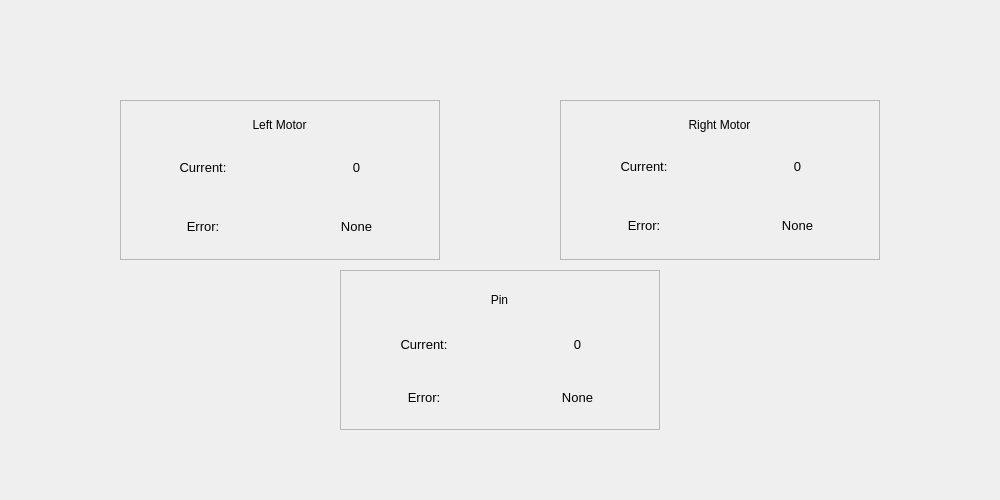
First picture: the form in amr_v4_qt/src/motor_screen.ui, repository ColinSmith14/agv_gui, before the edit.
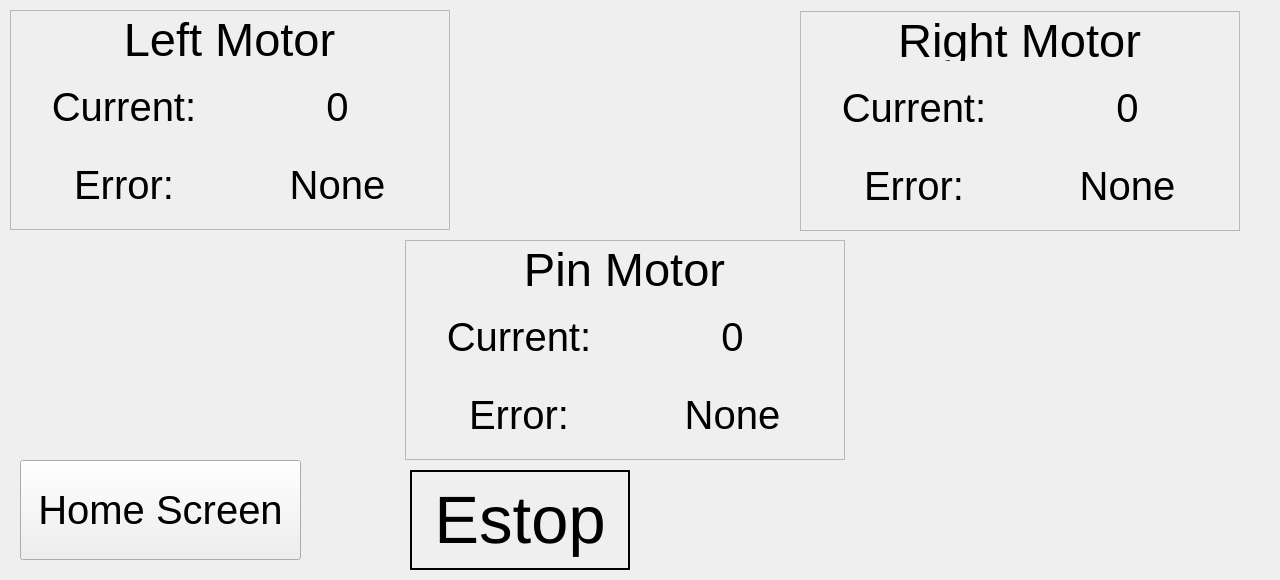
Second picture: the form after the edit. Icons and pictures are not drawn.

```diff
--- a/amr_v4_qt/src/motor_screen.ui
+++ b/amr_v4_qt/src/motor_screen.ui
@@ -6,20 +6,51 @@
    <rect>
     <x>0</x>
     <y>0</y>
-    <width>1000</width>
-    <height>500</height>
+    <width>1280</width>
+    <height>580</height>
    </rect>
   </property>
   <property name="windowTitle">
    <string>Form</string>
   </property>
+  <widget class="QLabel" name="fisherLogo">
+   <property name="geometry">
+    <rect>
+     <x>800</x>
+     <y>470</y>
+     <width>420</width>
+     <height>100</height>
+    </rect>
+   </property>
+   <property name="sizePolicy">
+    <sizepolicy hsizetype="Fixed" vsizetype="Fixed">
+     <horstretch>0</horstretch>
+     <verstretch>0</verstretch>
+    </sizepolicy>
+   </property>
+   <property name="frameShape">
+    <enum>QFrame::NoFrame</enum>
+   </property>
+   <property name="text">
+    <string/>
+   </property>
+   <property name="pixmap">
+    <pixmap>../../../.designer/assets/fisher_logo.png</pixmap>
+   </property>
+   <property name="scaledContents">
+    <bool>true</bool>
+   </property>
+   <property name="alignment">
+    <set>Qt::AlignCenter</set>
+   </property>
+  </widget>
   <widget class="QFrame" name="leftMotorFrame">
    <property name="geometry">
     <rect>
-     <x>120</x>
-     <y>100</y>
-     <width>320</width>
-     <height>160</height>
+     <x>10</x>
+     <y>10</y>
+     <width>440</width>
+     <height>220</height>
     </rect>
    </property>
    <property name="frameShape">
@@ -28,18 +59,20 @@
    <property name="frameShadow">
     <enum>QFrame::Raised</enum>
    </property>
-   <property name="lineWidth">
-    <number>4</number>
-   </property>
    <widget class="QLabel" name="leftMotorLabel">
     <property name="geometry">
      <rect>
       <x>9</x>
       <y>9</y>
-      <width>301</width>
-      <height>31</height>
+      <width>421</width>
+      <height>41</height>
      </rect>
     </property>
+    <property name="font">
+     <font>
+      <pointsize>35</pointsize>
+     </font>
+    </property>
     <property name="text">
      <string>Left Motor</string>
     </property>
@@ -50,26 +83,20 @@
    <widget class="QWidget" name="verticalLayoutWidget">
     <property name="geometry">
      <rect>
-      <x>9</x>
-      <y>41</y>
-      <width>301</width>
-      <height>111</height>
+      <x>10</x>
+      <y>60</y>
+      <width>421</width>
+      <height>151</height>
      </rect>
     </property>
     <layout class="QVBoxLayout" name="verticalLayout">
      <item>
-      <layout class="QHBoxLayout" name="horizontalLayout_2">
-       <property name="spacing">
-        <number>6</number>
-       </property>
-       <property name="sizeConstraint">
-        <enum>QLayout::SetNoConstraint</enum>
-       </property>
+      <layout class="QHBoxLayout" name="horizontalLayout_12">
        <item>
         <widget class="QLabel" name="leftMotorCurrentLabel">
          <property name="font">
           <font>
-           <pointsize>10</pointsize>
+           <pointsize>30</pointsize>
           </font>
          </property>
          <property name="text">
@@ -84,7 +111,7 @@
         <widget class="QLabel" name="leftMotorCurrent">
          <property name="font">
           <font>
-           <pointsize>10</pointsize>
+           <pointsize>30</pointsize>
           </font>
          </property>
          <property name="text">
@@ -103,7 +130,7 @@
         <widget class="QLabel" name="leftMotorErrorLabel">
          <property name="font">
           <font>
-           <pointsize>10</pointsize>
+           <pointsize>30</pointsize>
           </font>
          </property>
          <property name="text">
@@ -118,7 +145,7 @@
         <widget class="QLabel" name="leftMotorError">
          <property name="font">
           <font>
-           <pointsize>10</pointsize>
+           <pointsize>30</pointsize>
           </font>
          </property>
          <property name="text">
@@ -137,10 +164,10 @@
   <widget class="QFrame" name="rightMotorFrame">
    <property name="geometry">
     <rect>
-     <x>560</x>
-     <y>100</y>
-     <width>320</width>
-     <height>160</height>
+     <x>800</x>
+     <y>11</y>
+     <width>440</width>
+     <height>220</height>
     </rect>
    </property>
    <property name="frameShape">
@@ -154,10 +181,15 @@
      <rect>
       <x>9</x>
       <y>9</y>
-      <width>301</width>
-      <height>31</height>
+      <width>421</width>
+      <height>41</height>
      </rect>
     </property>
+    <property name="font">
+     <font>
+      <pointsize>35</pointsize>
+     </font>
+    </property>
     <property name="text">
      <string>Right Motor</string>
     </property>
@@ -169,9 +201,9 @@
     <property name="geometry">
      <rect>
       <x>10</x>
-      <y>40</y>
-      <width>301</width>
-      <height>111</height>
+      <y>60</y>
+      <width>421</width>
+      <height>151</height>
      </rect>
     </property>
     <layout class="QVBoxLayout" name="verticalLayout_2">
@@ -181,7 +213,7 @@
         <widget class="QLabel" name="rightMotorCurrentLabel">
          <property name="font">
           <font>
-           <pointsize>10</pointsize>
+           <pointsize>30</pointsize>
           </font>
          </property>
          <property name="text">
@@ -196,7 +228,7 @@
         <widget class="QLabel" name="rightMotorCurrent">
          <property name="font">
           <font>
-           <pointsize>10</pointsize>
+           <pointsize>30</pointsize>
           </font>
          </property>
          <property name="text">
@@ -215,7 +247,7 @@
         <widget class="QLabel" name="rightMotorErrorLabel">
          <property name="font">
           <font>
-           <pointsize>10</pointsize>
+           <pointsize>30</pointsize>
           </font>
          </property>
          <property name="text">
@@ -230,7 +262,7 @@
         <widget class="QLabel" name="rightMotorError">
          <property name="font">
           <font>
-           <pointsize>10</pointsize>
+           <pointsize>30</pointsize>
           </font>
          </property>
          <property name="text">
@@ -249,10 +281,10 @@
   <widget class="QFrame" name="pinFrame">
    <property name="geometry">
     <rect>
-     <x>340</x>
-     <y>270</y>
-     <width>320</width>
-     <height>160</height>
+     <x>405</x>
+     <y>240</y>
+     <width>440</width>
+     <height>220</height>
     </rect>
    </property>
    <property name="frameShape">
@@ -266,12 +298,17 @@
      <rect>
       <x>9</x>
       <y>9</y>
-      <width>301</width>
+      <width>421</width>
       <height>41</height>
      </rect>
     </property>
+    <property name="font">
+     <font>
+      <pointsize>35</pointsize>
+     </font>
+    </property>
     <property name="text">
-     <string>Pin</string>
+     <string>Pin Motor</string>
     </property>
     <property name="alignment">
      <set>Qt::AlignCenter</set>
@@ -281,9 +318,9 @@
     <property name="geometry">
      <rect>
       <x>10</x>
-      <y>50</y>
-      <width>301</width>
-      <height>101</height>
+      <y>60</y>
+      <width>421</width>
+      <height>151</height>
      </rect>
     </property>
     <layout class="QVBoxLayout" name="verticalLayout_4">
@@ -293,7 +330,7 @@
         <widget class="QLabel" name="pinMotorCurrentLabel">
          <property name="font">
           <font>
-           <pointsize>10</pointsize>
+           <pointsize>30</pointsize>
           </font>
          </property>
          <property name="text">
@@ -308,7 +345,7 @@
         <widget class="QLabel" name="pinMotorCurrent">
          <property name="font">
           <font>
-           <pointsize>10</pointsize>
+           <pointsize>30</pointsize>
           </font>
          </property>
          <property name="text">
@@ -327,7 +364,7 @@
         <widget class="QLabel" name="pinMotorErrorLabel">
          <property name="font">
           <font>
-           <pointsize>10</pointsize>
+           <pointsize>30</pointsize>
           </font>
          </property>
          <property name="text">
@@ -342,7 +379,7 @@
         <widget class="QLabel" name="pinMotorError">
          <property name="font">
           <font>
-           <pointsize>10</pointsize>
+           <pointsize>30</pointsize>
           </font>
          </property>
          <property name="text">
@@ -358,6 +395,69 @@
     </layout>
    </widget>
   </widget>
+  <widget class="QLabel" name="estopLabel">
+   <property name="geometry">
+    <rect>
+     <x>410</x>
+     <y>470</y>
+     <width>220</width>
+     <height>100</height>
+    </rect>
+   </property>
+   <property name="font">
+    <font>
+     <pointsize>50</pointsize>
+    </font>
+   </property>
+   <property name="frameShape">
+    <enum>QFrame::Box</enum>
+   </property>
+   <property name="lineWidth">
+    <number>2</number>
+   </property>
+   <property name="text">
+    <string>Estop</string>
+   </property>
+   <property name="alignment">
+    <set>Qt::AlignCenter</set>
+   </property>
+  </widget>
+  <widget class="QPushButton" name="homeScreenButton">
+   <property name="geometry">
+    <rect>
+     <x>20</x>
+     <y>460</y>
+     <width>281</width>
+     <height>100</height>
+    </rect>
+   </property>
+   <property name="sizePolicy">
+    <sizepolicy hsizetype="Minimum" vsizetype="Minimum">
+     <horstretch>0</horstretch>
+     <verstretch>0</verstretch>
+    </sizepolicy>
+   </property>
+   <property name="minimumSize">
+    <size>
+     <width>200</width>
+     <height>50</height>
+    </size>
+   </property>
+   <property name="maximumSize">
+    <size>
+     <width>300</width>
+     <height>100</height>
+    </size>
+   </property>
+   <property name="font">
+    <font>
+     <pointsize>30</pointsize>
+    </font>
+   </property>
+   <property name="text">
+    <string>Home Screen</string>
+   </property>
+  </widget>
  </widget>
  <resources/>
  <connections/>
```
Left out of the diff: 22 changed lines with no effect on the pictures.
